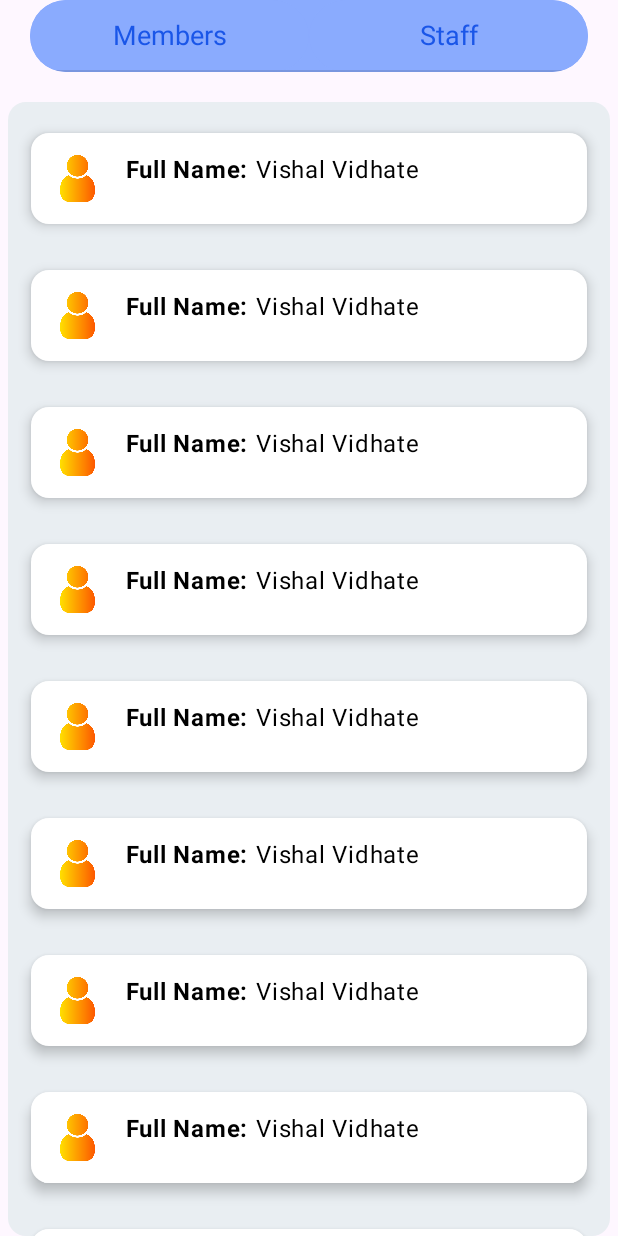
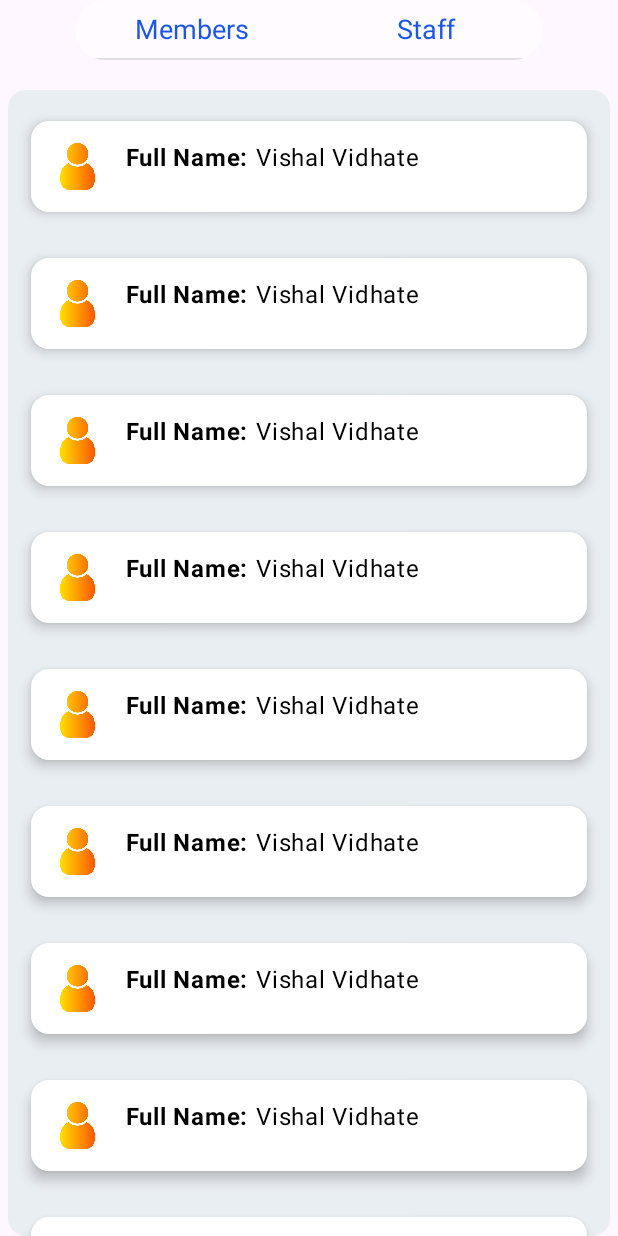
Before and after one commit to vishal4456/Bhoomi, an Android app built with Jetpack Compose: the composable Member shown on its own in the app's theme, on a phone screen of 412 x 824 dp. Run offline under Robolectric (Android 15) with nearby library versions, the phone set to English and light mode, and no system bars; our stand-ins replace accompanist.

Commit message:
Tab View

```diff
--- a/app/src/main/java/com/bhoomi/Activities/MainPageTogelActivitys/MembersPage.kt
+++ b/app/src/main/java/com/bhoomi/Activities/MainPageTogelActivitys/MembersPage.kt
@@ -9,6 +9,7 @@ import androidx.compose.foundation.layout.PaddingValues
 import androidx.compose.foundation.layout.fillMaxHeight
 import androidx.compose.foundation.layout.fillMaxSize
 import androidx.compose.foundation.layout.fillMaxWidth
+import androidx.compose.foundation.layout.height
 import androidx.compose.foundation.layout.padding
 import androidx.compose.foundation.lazy.LazyColumn
 import androidx.compose.foundation.lazy.items
@@ -32,6 +33,7 @@ import com.bhoomi.ui.theme.BG
 import com.bhoomi.ui.theme.BGLite
 import com.bhoomi.ui.theme.Denim
 import com.bhoomi.ui.theme.Melibu
+import com.bhoomi.ui.theme.White40Tra
 import com.google.accompanist.pager.ExperimentalPagerApi
 import com.google.accompanist.pager.pagerTabIndicatorOffset
 import kotlinx.coroutines.launch
@@ -50,9 +52,9 @@ fun Member(paddingValues: PaddingValues) {
     val coroutineScope= rememberCoroutineScope()
     Column(Modifier.padding(paddingValues)) {
         androidx.compose.material.TabRow(selectedTabIndex = pagerState.currentPage,
-            backgroundColor = Melibu,
-            modifier = Modifier
-                .padding(start = 20.dp, end = 20.dp)
+            backgroundColor = White40Tra,
+            modifier = Modifier.height(40.dp)
+                .padding(start = 50.dp, end = 50.dp)
                 .background(color = Color.Transparent)
                 .clip(shape = RoundedCornerShape(30.dp)),
 
@@ -69,7 +71,7 @@ fun Member(paddingValues: PaddingValues) {
                     Animatable(Denim)
                 }
                 LaunchedEffect(pagerState.currentPage == index) {
-                    color.animateTo(if (pagerState.currentPage == index) Color.White else Melibu)
+                    color.animateTo(if (pagerState.currentPage == index) Color.White else Color.Transparent)
                 }
                 Tab(
                     text = {
--- a/app/src/main/java/com/bhoomi/ui/theme/Color.kt
+++ b/app/src/main/java/com/bhoomi/ui/theme/Color.kt
@@ -16,3 +16,5 @@ val CardBG = Color(0x8AE5F3FF)
 val Brown = Color(0xFFfc9538)
 val Denim= Color(0xFF1a56e8)
 val Melibu= Color(0xFF8AABFE)
+val BG40Tra = Color(0x4D154992)
+val White40Tra = Color(0x66FFFFFF)
```
